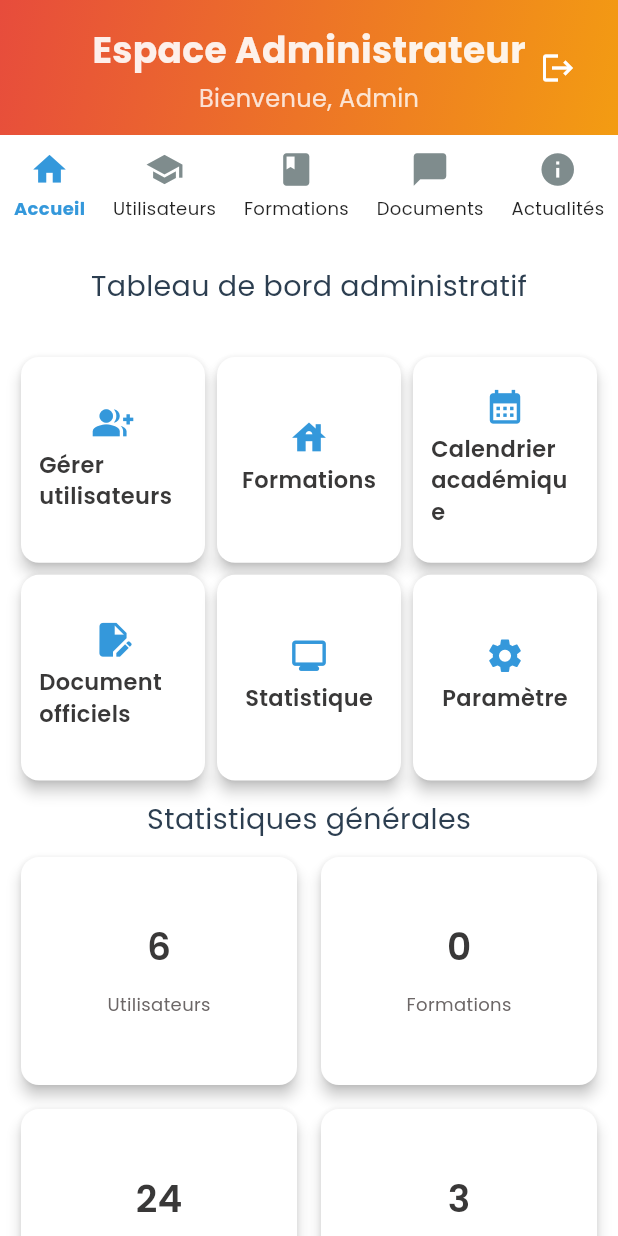
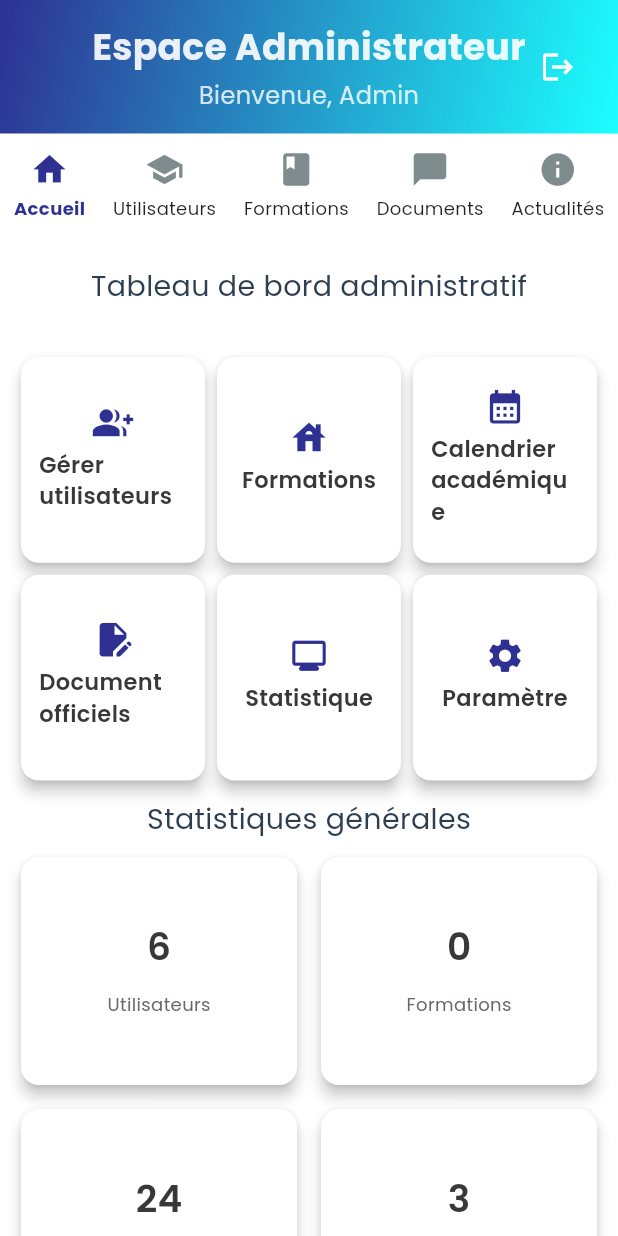
Before and after one commit to Latir-sudo/UfrSama2026, a Flutter app: the AdminHomePage screen opened directly, on a phone screen of 412 x 824 dp. Run offline on Flutter 3.47's test engine with Material 3 defaults, Android fonts, the phone set to English and light mode, and no system bars; our stand-ins replace cloud_firestore, file_picker, firebase_auth, firebase_core, firebase_storage, google_fonts; accounts and stored records are empty; network calls fail; project files that could hold a hidden picture were left out.

Commit message:
dernier reglage

```diff
--- a/lib/AdminPage/AdminHomePage.dart
+++ b/lib/AdminPage/AdminHomePage.dart
@@ -24,7 +24,7 @@ class _AdminHomePageState extends State<AdminHomePage> {
           flexibleSpace: entete(
             titre: 'Espace Administrateur',
             sousTitre: 'Bienvenue, Admin',
-            couleurs: [const Color(0xFFE74C3C), const Color(0xFFF39C12)],
+            couleurs: const [], // Pas utilisé, mais gardé pour compatibilité
             icon: Icons.logout,
             onIconPressed: () {
               Auth().signOut();
@@ -50,12 +50,12 @@ class _AdminHomePageState extends State<AdminHomePage> {
     VoidCallback? onIconPressed,
   }) {
     return Container(
-      padding: const EdgeInsets.symmetric(horizontal: 16, vertical: 16),
+      padding: const EdgeInsets.symmetric(horizontal: 16, vertical: 14),
       decoration: BoxDecoration(
         gradient: LinearGradient(
           begin: Alignment.topLeft,
           end: Alignment.bottomRight,
-          colors: couleurs,
+          colors: [const Color(0xFF2E3192), const Color(0xFF1BFFFF)],
         ),
       ),
       child: Stack(
--- a/lib/AdminPage/admin.dart
+++ b/lib/AdminPage/admin.dart
@@ -22,37 +22,37 @@ class _AdminState extends State<Admin> {
   final List<Carte> accesRapide = [
     Carte(
       titre: "Gérer utilisateurs",
-      couleur: Color(0xFF3498DB),
+      couleur: Color(0xFF2E3192),
       taille: 0.3,
       icon: Icons.group_add,
     ),
     Carte(
       titre: "Formations",
-      couleur: Color(0xFF3498DB),
+      couleur: Color(0xFF2E3192),
       taille: 0.3,
       icon: Icons.house,
     ),
     Carte(
       titre: "Calendrier académique",
-      couleur: Color(0xFF3498DB),
+      couleur: Color(0xFF2E3192),
       taille: 0.3,
       icon: Icons.calendar_month,
     ),
     Carte(
       titre: "Document officiels",
-      couleur: Color(0xFF3498DB),
+      couleur: Color(0xFF2E3192),
       taille: 0.3,
       icon: Icons.edit_document,
     ),
     Carte(
       titre: "Statistique",
-      couleur: Color(0xFF3498DB),
+      couleur: Color(0xFF2E3192),
       taille: 0.3,
       icon: Icons.monitor_rounded,
     ),
     Carte(
       titre: "Paramètre",
-      couleur: Color(0xFf3498DB),
+      couleur: Color(0xFF2E3192),
       taille: 0.3,
       icon: Icons.settings,
     ),
@@ -128,7 +128,7 @@ class _AdminState extends State<Admin> {
             ],
             currentIndex: _selectedIndex,
             iconColor: Color(0xFF7F8C8D),
-            selectedColor: Color(0xFF3498DB),
+            selectedColor: Color(0xFF2E3192),
             onItemSelected: (index) {
               setState(() {
                 _selectedIndex = index;
@@ -461,7 +461,7 @@ class _AdminState extends State<Admin> {
                                     margin: EdgeInsets.only(right: 10),
                                     child: ElevatedButton(
                                       style: ElevatedButton.styleFrom(
-                                        backgroundColor: Color(0xFF3498DB),
+                                        backgroundColor: Color(0xFF2E3192),
                                         padding: EdgeInsets.only(
                                           left: 20,
                                           right: 40,
@@ -728,7 +728,7 @@ class _AdminState extends State<Admin> {
                                         );
                                       },
                                       style: ElevatedButton.styleFrom(
-                                        backgroundColor: Color(0xFF3498DB),
+                                        backgroundColor: Color(0xFF2E3192),
                                         foregroundColor: Colors.white,
                                         padding: EdgeInsets.symmetric(
                                           horizontal: 16,
@@ -773,7 +773,7 @@ class _AdminState extends State<Admin> {
                       Icon(
                         Icons.event_note,
                         size: 50,
-                        color: Color(0xFF3498DB),
+                        color: Color(0xFF2E3192),
                       ),
                       SizedBox(height: 16),
                       Text(
@@ -791,7 +791,7 @@ class _AdminState extends State<Admin> {
                           icon: Icon(Icons.add),
                           label: Text("Créer un événement"),
                           style: ElevatedButton.styleFrom(
-                            backgroundColor: Color(0xFF3498DB),
+                            backgroundColor: Color(0xFF2E3192),
                             foregroundColor: Colors.white,
                             padding: EdgeInsets.symmetric(vertical: 12),
                           ),
@@ -1039,7 +1039,7 @@ class _AdminState extends State<Admin> {
                 icon: Icon(Icons.add_circle_outline),
                 label: Text(labelButton),
                 style: ElevatedButton.styleFrom(
-                  backgroundColor: Color(0xFF3498DB),
+                  backgroundColor: Color(0xFF2E3192),
                   foregroundColor: Colors.white,
                   padding: EdgeInsets.symmetric(vertical: 12),
                 ),
@@ -1084,7 +1084,7 @@ class _AdminState extends State<Admin> {
           Container(
             decoration: BoxDecoration(
               gradient: LinearGradient(
-                colors: [Color(0xFF3498DB), Color(0xFF2ECC71)],
+                colors: AppColors.gradientBlueGreen,
                 begin: Alignment.topLeft,
                 end: Alignment.bottomRight,
               ),
@@ -1196,7 +1196,7 @@ class _AdminState extends State<Admin> {
                   height: 85,
                   decoration: BoxDecoration(
                     gradient: LinearGradient(
-                      colors: [Color(0xFF3498DB), Color(0xFF2ECC71)],
+                      colors: AppColors.gradientBlueGreen,
                       begin: Alignment.topLeft,
                       end: Alignment.bottomRight,
                     ),
@@ -1303,7 +1303,7 @@ class _AdminState extends State<Admin> {
                   decoration: BoxDecoration(
                     borderRadius: BorderRadius.circular(18),
                     gradient: LinearGradient(
-                      colors: [Color(0xFF3498DB), Color(0xFF2ECC71)],
+                      colors: AppColors.gradientBlueGreen,
                       begin: Alignment.topLeft,
                       end: Alignment.bottomRight,
                     ),
@@ -1420,7 +1420,7 @@ class _AdminState extends State<Admin> {
                 onPressed: () {},
                 style: ElevatedButton.styleFrom(
                   side: BorderSide(width: 1, color: Colors.blueAccent),
-                  backgroundColor: Color(0xFF3498DB),
+                  backgroundColor: Color(0xFF2E3192),
                   padding: EdgeInsets.symmetric(horizontal: 10, vertical: 8),
                 ),
                 child: Text(
@@ -1710,7 +1710,7 @@ class _AdminState extends State<Admin> {
                                 ),
                                 backgroundColor: Colors.transparent,
                                 side: BorderSide(
-                                  color: Color(0xFF3498DB),
+                                  color: Color(0xFF2E3192),
                                   width: 1,
                                 ),
                               ).copyWith(
@@ -1758,7 +1758,7 @@ class _AdminState extends State<Admin> {
                               top: 4,
                               bottom: 4,
                             ),
-                            backgroundColor: Color(0xFF3498DB),
+                            backgroundColor: Color(0xFF2E3192),
                           ),
                           child: Text(
                             "+Calendrier",
@@ -1812,6 +1812,7 @@ class _AdminState extends State<Admin> {
     return SingleChildScrollView(
       scrollDirection: Axis.horizontal,
       child: Container(
+        margin: EdgeInsets.symmetric(vertical: 10),
         constraints: BoxConstraints(
           minWidth: MediaQuery.of(context).size.width,
         ),
--- a/lib/EnsPage/cours.dart
+++ b/lib/EnsPage/cours.dart
@@ -506,7 +506,7 @@ class _CoursPageState extends State<CoursPage> {
                 padding: const EdgeInsets.all(20),
                 decoration: BoxDecoration(
                   gradient: LinearGradient(
-                    colors: [Colors.blue.shade600, Colors.blue.shade800],
+                    colors: const [Color(0xFF2E3192), Color(0xFF1BFFFF)],
                     begin: Alignment.topLeft,
                     end: Alignment.bottomRight,
                   ),
--- a/lib/EnsPage/notes.dart
+++ b/lib/EnsPage/notes.dart
@@ -173,7 +173,7 @@ class _NotesPageState extends State<NotesPage> {
             padding: const EdgeInsets.all(20),
             decoration: BoxDecoration(
               gradient: LinearGradient(
-                colors: [Colors.green.shade600, Colors.green.shade800],
+                colors: const [Color(0xFF2E3192), Color(0xFF1BFFFF)],
                 begin: Alignment.topLeft,
                 end: Alignment.bottomRight,
               ),
--- a/lib/EnsPage/ressources.dart
+++ b/lib/EnsPage/ressources.dart
@@ -3,6 +3,7 @@ import 'package:sama_ufr/service/teacher_service.dart';
 import 'package:google_fonts/google_fonts.dart';
 import 'package:sama_ufr/EnsPage/resource_detail.dart';
 import 'package:file_picker/file_picker.dart';
+import 'package:sama_ufr/utils/app_colors.dart';
 
 class ResourcesPage extends StatefulWidget {
   const ResourcesPage({super.key});
@@ -231,10 +232,7 @@ class _ResourcesPageState extends State<ResourcesPage> {
                 padding: const EdgeInsets.all(10),
                 decoration: BoxDecoration(
                   gradient: LinearGradient(
-                    colors: [
-                      const Color.fromARGB(255, 132, 69, 150),
-                      const Color.fromARGB(255, 53, 120, 186),
-                    ],
+                    colors: AppColors.gradientPurpleBlue,
                     begin: Alignment.topLeft,
                     end: Alignment.bottomRight,
                   ),
--- a/lib/InscriptionPage.dart
+++ b/lib/InscriptionPage.dart
@@ -157,7 +157,7 @@ class _InscriptionPageState extends State<InscriptionPage> {
                       'Créer un compte',
                       style: TextStyle(
                         fontSize: 28,
-                        color: Color(0xFF3498DB),
+                        color: Color(0xFF2E3192),
                         fontWeight: FontWeight.bold,
                       ),
                     ),
@@ -300,7 +300,7 @@ class _InscriptionPageState extends State<InscriptionPage> {
                     child: ElevatedButton(
                       onPressed: isLoading ? null : registerUser,
                       style: ElevatedButton.styleFrom(
-                        backgroundColor: Color(0xFF3498DB),
+                        backgroundColor: Color(0xFF2E3192),
                         shape: RoundedRectangleBorder(
                           borderRadius: BorderRadius.circular(12),
                         ),
@@ -351,7 +351,7 @@ class _InscriptionPageState extends State<InscriptionPage> {
                           child: Text(
                             "Se connecter",
                             style: TextStyle(
-                              color: Color(0xFF3498DB),
+                              color: Color(0xFF2E3192),
                               fontWeight: FontWeight.bold,
                               fontSize: 14,
                             ),
--- a/lib/login_page.dart
+++ b/lib/login_page.dart
@@ -274,7 +274,7 @@ class _LoginPageState extends State<LoginPage> {
                 ElevatedButton(
                   onPressed: isLoading ? null : loginUser,
                   style: ElevatedButton.styleFrom(
-                    backgroundColor: Colors.blue,
+                    backgroundColor: Color(0xFF2E3192),
                     minimumSize: Size(double.infinity, 50),
                     shape: RoundedRectangleBorder(
                       borderRadius: BorderRadius.circular(15),
--- a/lib/utils/app_colors.dart
+++ b/lib/utils/app_colors.dart
@@ -6,14 +6,14 @@ class AppColors {
 
   // Bleu → Vert (Articles, Livres, Documents)
   static const List<Color> gradientBlueGreen = [
-    Color(0xFF3498DB), // Bleu ciel
+    Color(0xFF2E3192), // Bleu principal
     Color(0xFF2ECC71), // Vert menthe
   ];
 
   // Violet → Bleu (Événements, Actualités)
   static const List<Color> gradientPurpleBlue = [
     Color(0xFF9B59B6), // Violet
-    Color(0xFF3498DB), // Bleu ciel
+    Color(0xFF2E3192), // Bleu principal
   ];
 
   // Orange → Amber (Documents, Examens)
@@ -34,21 +34,21 @@ class AppColors {
     Color(0xFF1ABC9C), // Turquoise
   ];
 
-  // Bleu foncé → Cyan (Emploi du temps, Horaires)
+  // Bleu foncé → Cyan (Emploi du temps, Horaires) - Gradient principal de l'app
   static const List<Color> gradientNavyBlue = [
-    Color(0xFF2C3E50), // Bleu marine foncé
-    Color(0xFF3498DB), // Bleu ciel
+    Color(0xFF2E3192), // Bleu principal
+    Color(0xFF1BFFFF), // Cyan
   ];
 
   // === COULEURS INDIVIDUELLES ===
 
-  static const Color primary = Color(0xFF3498DB); // Bleu principal
+  static const Color primary = Color(0xFF2E3192); // Bleu principal
   static const Color secondary = Color(0xFF2ECC71); // Vert secondaire
   static const Color accent = Color(0xFF9B59B6); // Violet accent
   static const Color danger = Color(0xFFE74C3C); // Rouge danger
   static const Color warning = Color(0xFFF39C12); // Orange warning
   static const Color success = Color(0xFF2ECC71); // Vert succès
-  static const Color info = Color(0xFF3498DB); // Bleu info
+  static const Color info = Color(0xFF2E3192); // Bleu info
 
   // Couleurs neutres
   static const Color darkText = Color(0xFF2C3E50); // Texte foncé
```
Also changed, not shown: lib/AdminPage/admin_news_page.dart (+6 -2 lines), lib/EnsPage/accueil.dart (+17 -16 lines), lib/EtuPage/article.dart (+16 -14 lines), lib/EtuPage/detail_pages.dart (+1 -22 lines), lib/EtuPage/models.dart (+38 -7 lines), lib/EtuPage/more_detail_pages.dart (+13 -3 lines), lib/main.dart (line endings or trailing spaces), 4 other files.
